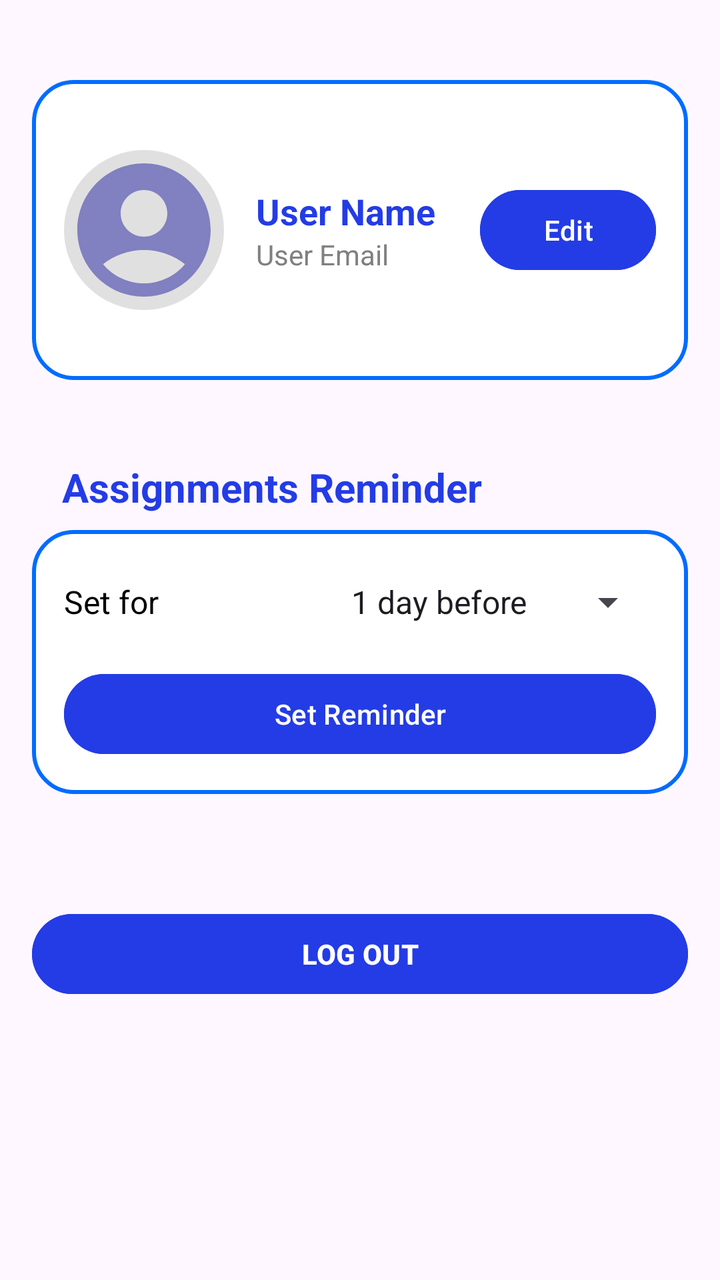
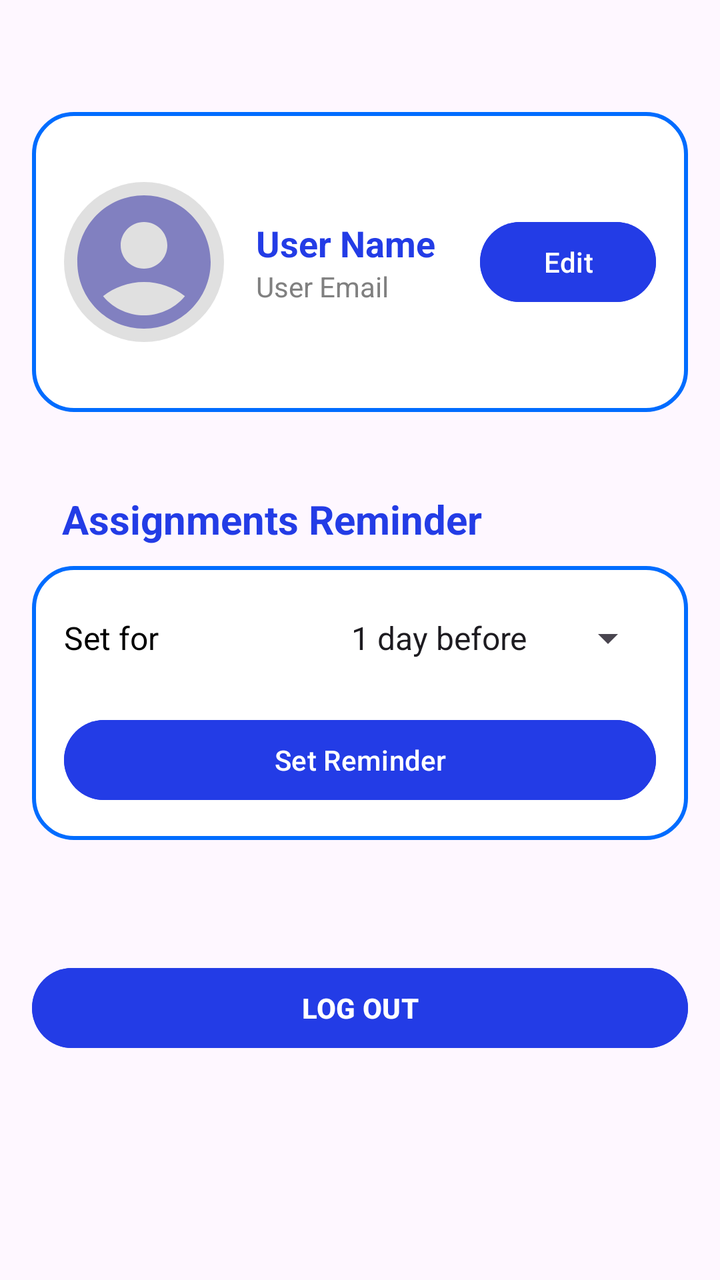

An Android layout rendered at two revisions. The XML below is the earlier revision; the diff shows what the commit changed to produce the second picture.
<!-- AndroidManifest.xml: application theme Theme.Project_JomStudy -->
<!-- res/layout/fragment_profile.xml -->
<?xml version="1.0" encoding="utf-8"?>

<LinearLayout
    xmlns:android="http://schemas.android.com/apk/res/android"
    android:orientation="vertical"
    android:layout_width="match_parent"
    android:layout_height="match_parent"
    android:padding="16dp">

    
    <Space
        android:layout_width="match_parent"
        android:layout_height="24dp"/>

    
    <RelativeLayout
        android:layout_width="match_parent"
        android:layout_height="150dp"
        android:background="@drawable/custom_edit_text"
        android:padding="16dp">

        
        <ImageView
            android:id="@+id/profileImage"
            android:layout_width="80dp"
            android:layout_height="80dp"
            android:layout_alignParentStart="true"
            android:layout_centerVertical="true"
            android:background="@drawable/circle_background"
            android:scaleType="centerCrop"
            android:src="@drawable/baseline_account_circle_24" />

        
        <LinearLayout
            android:id="@+id/userDetailsLayout"
            android:layout_width="match_parent"
            android:layout_height="wrap_content"
            android:layout_toEndOf="@id/profileImage"
            android:layout_toStartOf="@id/editProfileBtn"
            android:layout_marginStart="16dp"
            android:layout_marginEnd="16dp"
            android:layout_centerVertical="true"
            android:orientation="vertical">

            <TextView
                android:id="@+id/userName"
                android:layout_width="match_parent"
                android:layout_height="wrap_content"
                android:ellipsize="end"
                android:maxLines="1"
                android:text="User Name"
                android:textColor="@color/blue_text"
                android:textSize="18sp"
                android:textStyle="bold" />

            <TextView
                android:id="@+id/userEmail"
                android:layout_width="match_parent"
                android:layout_height="wrap_content"
                android:ellipsize="end"
                android:maxLines="1"
                android:text="User Email"
                android:textColor="#808080"
                android:textSize="14sp" />
        </LinearLayout>

        
        <Button
            android:id="@+id/editProfileBtn"
            android:layout_width="wrap_content"
            android:layout_height="wrap_content"
            android:layout_alignParentEnd="true"
            android:layout_centerVertical="true"
            android:backgroundTint="@color/blue_text"
            android:text="Edit"
            android:textColor="@android:color/white" />
    </RelativeLayout>


    
    <Space
        android:layout_width="match_parent"
        android:layout_height="40dp"/>

    

    <TextView
        android:layout_width="wrap_content"
        android:layout_height="wrap_content"
        android:paddingBottom="8dp"
        android:text="Assignments Reminder"
        android:layout_marginStart="15dp"
        android:textColor="@color/blue_text"
        android:textSize="20sp"
        android:textStyle="bold" />

    <LinearLayout
        android:layout_width="match_parent"
        android:layout_height="wrap_content"
        android:orientation="vertical"
        android:background="@drawable/custom_edit_text"
        android:padding="16dp">

        <LinearLayout
            android:layout_width="match_parent"
            android:layout_height="wrap_content"
            android:orientation="horizontal"
            android:gravity="center_vertical"
            android:layout_marginTop="8dp">

            <TextView
                android:layout_width="0dp"
                android:layout_height="wrap_content"
                android:layout_weight="1"
                android:text="Set for"
                android:textSize="16dp"
                android:textColor="@android:color/black" />

            <Spinner
                android:id="@+id/reminderTimeSpinner"
                android:layout_width="wrap_content"
                android:layout_height="wrap_content"
                android:spinnerMode="dropdown"
                android:entries="@array/reminder_times" />
        </LinearLayout>

        
        <Button
            android:id="@+id/setReminderBtn"
            android:layout_width="match_parent"
            android:layout_height="wrap_content"
            android:layout_marginTop="20dp"
            android:text="Set Reminder"
            android:backgroundTint="@color/blue_text"
            android:textColor="@android:color/white" />
    </LinearLayout>

    
    <Space
        android:layout_width="match_parent"
        android:layout_height="40dp"/>

    
    <Button
        android:id="@+id/logoutBtn"
        android:layout_width="match_parent"
        android:layout_height="wrap_content"
        android:layout_marginTop="16dp"
        android:text="LOG OUT"
        android:textStyle="bold"
        android:backgroundTint="@color/blue_text"
        android:textColor="@android:color/white" />
</LinearLayout>
<!-- resources referenced by this layout -->
<resources>
  <string-array name="reminder_times">
          <item>1 day before</item>
          <item>3 days before</item>
      </string-array>
  <color name="blue_text">#233ce6</color>
  <!-- drawable baseline_account_circle_24 (drawable) -->
  <vector xmlns:android="http://schemas.android.com/apk/res/android" android:height="30dp" android:tint="#8180C0" android:viewportHeight="24" android:viewportWidth="24" android:width="30dp">
        
      <path android:fillColor="@android:color/white" android:pathData="M12,2C6.48,2 2,6.48 2,12s4.48,10 10,10s10,-4.48 10,-10S17.52,2 12,2zM12,6c1.93,0 3.5,1.57 3.5,3.5S13.93,13 12,13s-3.5,-1.57 -3.5,-3.5S10.07,6 12,6zM12,20c-2.03,0 -4.43,-0.82 -6.14,-2.88C7.55,15.8 9.68,15 12,15s4.45,0.8 6.14,2.12C16.43,19.18 14.03,20 12,20z"/>
      
  </vector>
  <!-- drawable circle_background (drawable) -->
  <?xml version="1.0" encoding="utf-8"?>
  
  <shape xmlns:android="http://schemas.android.com/apk/res/android">
      <solid android:color="#E0E0E0"/>
      <corners android:radius="50dp"/>
  </shape>
  <!-- drawable custom_edit_text (drawable) -->
  <?xml version="1.0" encoding="utf-8"?>
  <shape xmlns:android="http://schemas.android.com/apk/res/android"
      android:shape="rectangle">
      <solid android:color="#FFFFFF" />
      <stroke
          android:width="2dp"
          android:color="@color/dark_blue"/>
  
      <corners
          android:radius="20dp"/>
  
  </shape>
  <style name="Theme.Project_JomStudy" parent="Base.Theme.Project_JomStudy" />
  <color name="dark_blue">#006cff</color>
  <style name="Base.Theme.Project_JomStudy" parent="Theme.Material3.DayNight.NoActionBar" />
</resources>

<!-- the commit's change to res/layout/fragment_profile.xml (unified diff, before → after) -->
@@ -10,7 +10,7 @@
     
     <Space
         android:layout_width="match_parent"
-        android:layout_height="24dp"/>
+        android:layout_height="40dp"/>
 
     
     <RelativeLayout
@@ -87,7 +87,7 @@
     <TextView
         android:layout_width="wrap_content"
         android:layout_height="wrap_content"
-        android:paddingBottom="8dp"
+        android:paddingBottom="10dp"
         android:text="Assignments Reminder"
         android:layout_marginStart="15dp"
         android:textColor="@color/blue_text"
@@ -121,7 +121,8 @@
                 android:layout_width="wrap_content"
                 android:layout_height="wrap_content"
                 android:spinnerMode="dropdown"
-                android:entries="@array/reminder_times" />
+                android:entries="@array/reminder_times"
+                android:popupBackground="@color/white"/>
         </LinearLayout>
 
         
@@ -129,7 +130,7 @@
             android:id="@+id/setReminderBtn"
             android:layout_width="match_parent"
             android:layout_height="wrap_content"
-            android:layout_marginTop="20dp"
+            android:layout_marginTop="25dp"
             android:text="Set Reminder"
             android:backgroundTint="@color/blue_text"
             android:textColor="@android:color/white" />
@@ -145,7 +146,7 @@
         android:id="@+id/logoutBtn"
         android:layout_width="match_parent"
         android:layout_height="wrap_content"
-        android:layout_marginTop="16dp"
+        android:layout_marginTop="20dp"
         android:text="LOG OUT"
         android:textStyle="bold"
         android:backgroundTint="@color/blue_text"
<!-- resource entries referenced after the edit -->
@@ -5,6 +5,7 @@
           <item>3 days before</item>
       </string-array>
   <color name="blue_text">#233ce6</color>
+  <color name="white">#FFFFFFFF</color>
   <!-- drawable baseline_account_circle_24 (drawable) -->
   <vector xmlns:android="http://schemas.android.com/apk/res/android" android:height="30dp" android:tint="#8180C0" android:viewportHeight="24" android:viewportWidth="24" android:width="30dp">
         
